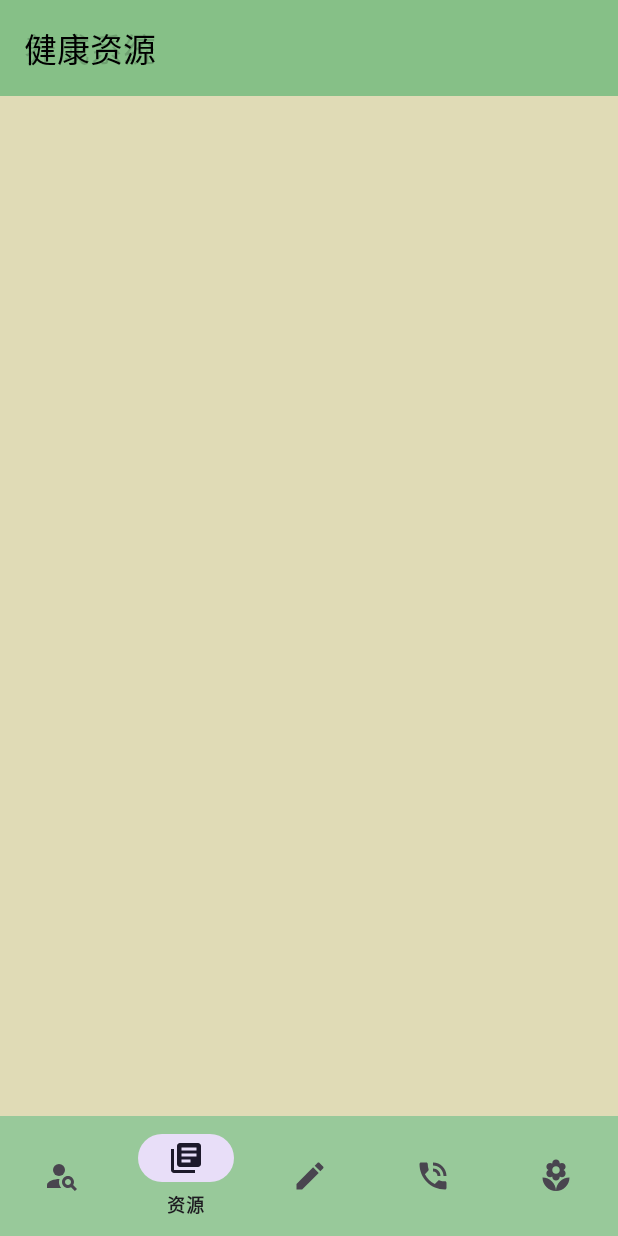
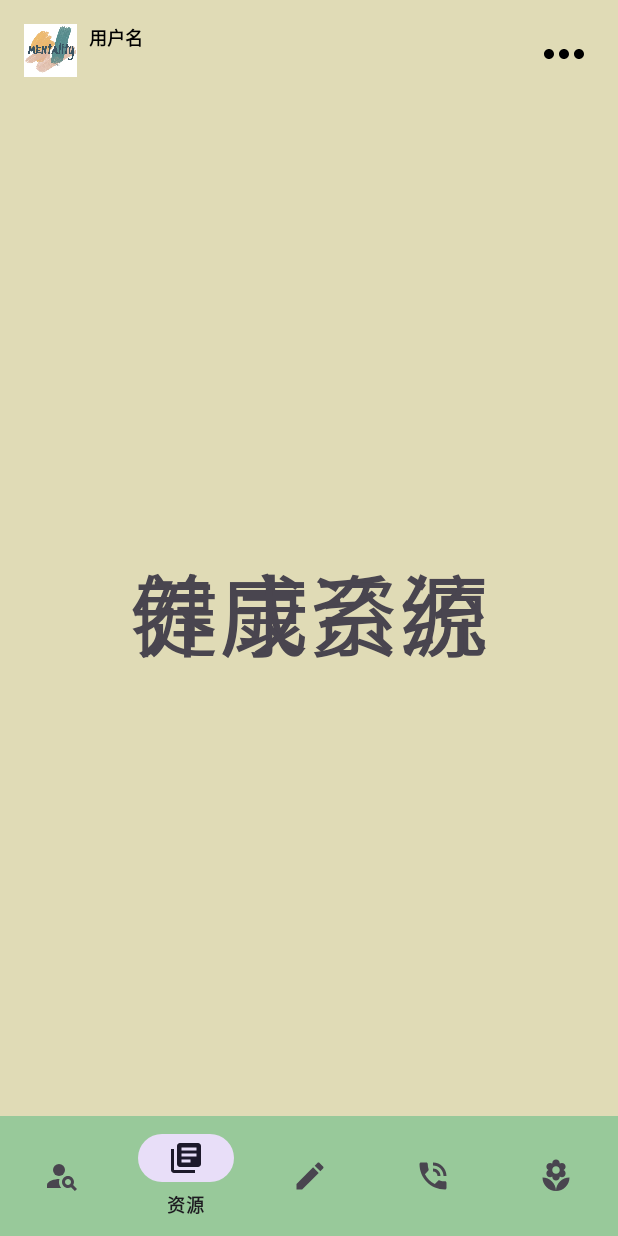
Before and after one commit to TsangHaotian/Mental_health_programs-Collaborative_projects, an Android app: the fragment cultivation_systemFragment placed in its activity, item 2 of the bottom bar chosen, on a phone screen of 412 x 824 dp. Run offline under Robolectric (Android 15) with nearby library versions, the phone set to English and light mode, and no system bars.

Commit message:
曾昊天
添加了两个字体文件（未使用）fat和xinshu，一个是胖胖的字体，一个是行书，然后添加了一个顶部的栏目，类似qq，上面有用户头像，和用户名，还有更多的按钮（目前无法点击），删除了之前的底部导航显示文件

```diff
--- a/app/src/main/java/com/example/mental_health_programs_collaborative_projects/MainActivity.java
+++ b/app/src/main/java/com/example/mental_health_programs_collaborative_projects/MainActivity.java
@@ -1,8 +1,15 @@
 package com.example.mental_health_programs_collaborative_projects;
 
-import android.app.FragmentTransaction;
+
+import android.app.Activity;
+import android.graphics.Color;
+import android.os.Build;
 import android.os.Bundle;
 import android.view.MenuItem;
+import android.view.View;
+import android.view.Window;
+import android.view.WindowManager;
+
 
 import androidx.activity.EdgeToEdge;
 import androidx.annotation.NonNull;
@@ -18,6 +25,9 @@ import com.example.mental_health_programs_collaborative_projects.fragment.online
 import com.example.mental_health_programs_collaborative_projects.fragment.self_assessmentFragment;
 import com.google.android.material.bottomnavigation.BottomNavigationView;
 
+/**
+ * @noinspection ALL
+ */
 public class MainActivity extends AppCompatActivity {
 
 
@@ -27,8 +37,6 @@ public class MainActivity extends AppCompatActivity {
     private online_consultationFragment monline_consultationFragment;
     private cultivation_systemFragment mclutivation_systemFragment;
 
-
-    private BottomNavigationView mbottomNavigationView;
 
     @Override
     protected void onCreate(Bundle savedInstanceState) {
@@ -42,7 +50,7 @@ public class MainActivity extends AppCompatActivity {
         });
 
         //初始化控件
-        mbottomNavigationView = findViewById(R.id.bt_bottomnavigation);
+        BottomNavigationView mbottomNavigationView = findViewById(R.id.bt_bottomnavigation);
         //设置点击事件
         mbottomNavigationView.setOnNavigationItemSelectedListener(new BottomNavigationView.OnNavigationItemSelectedListener() {
             @Override
@@ -71,6 +79,7 @@ public class MainActivity extends AppCompatActivity {
         });
         //默认首页选中
         selectedFragment(0);
+
     }
 
     //当点击第一个界面，则隐藏其他界面，并且把选择界面添加到content的位置，实现跳转
@@ -138,4 +147,6 @@ public class MainActivity extends AppCompatActivity {
             fragmentTransaction.hide(mclutivation_systemFragment);
         }
     }
+
+
 }
--- /dev/null
+++ b/app/src/main/res/drawable/more_icon.xml
@@ -0,0 +1,5 @@
+<vector xmlns:android="http://schemas.android.com/apk/res/android" android:height="24dp" android:tint="#000000" android:viewportHeight="24" android:viewportWidth="24" android:width="24dp">
+
+    <path android:fillColor="@android:color/white" android:pathData="M6,10c-1.1,0 -2,0.9 -2,2s0.9,2 2,2 2,-0.9 2,-2 -0.9,-2 -2,-2zM18,10c-1.1,0 -2,0.9 -2,2s0.9,2 2,2 2,-0.9 2,-2 -0.9,-2 -2,-2zM12,10c-1.1,0 -2,0.9 -2,2s0.9,2 2,2 2,-0.9 2,-2 -0.9,-2 -2,-2z"/>
+
+</vector>
--- /dev/null
+++ b/app/src/main/res/drawable/person_icon.xml
@@ -0,0 +1,5 @@
+<vector xmlns:android="http://schemas.android.com/apk/res/android" android:height="24dp" android:tint="#000000" android:viewportHeight="24" android:viewportWidth="24" android:width="24dp">
+
+    <path android:fillColor="@android:color/white" android:pathData="M12,2c-4.97,0 -9,4.03 -9,9 0,4.17 2.84,7.67 6.69,8.69L12,22l2.31,-2.31C18.16,18.67 21,15.17 21,11c0,-4.97 -4.03,-9 -9,-9zM12,4c1.66,0 3,1.34 3,3s-1.34,3 -3,3 -3,-1.34 -3,-3 1.34,-3 3,-3zM12,18.3c-2.5,0 -4.71,-1.28 -6,-3.22 0.03,-1.99 4,-3.08 6,-3.08 1.99,0 5.97,1.09 6,3.08 -1.29,1.94 -3.5,3.22 -6,3.22z"/>
+
+</vector>
--- /dev/null
+++ b/app/src/main/res/drawable/shopping_icon.xml
@@ -0,0 +1,5 @@
+<vector xmlns:android="http://schemas.android.com/apk/res/android" android:height="24dp" android:tint="#000000" android:viewportHeight="24" android:viewportWidth="24" android:width="24dp">
+
+    <path android:fillColor="@android:color/white" android:pathData="M11,9h2L13,6h3L16,4h-3L13,1h-2v3L8,4v2h3v3zM7,18c-1.1,0 -1.99,0.9 -1.99,2S5.9,22 7,22s2,-0.9 2,-2 -0.9,-2 -2,-2zM17,18c-1.1,0 -1.99,0.9 -1.99,2s0.89,2 1.99,2 2,-0.9 2,-2 -0.9,-2 -2,-2zM7.17,14.75l0.03,-0.12 0.9,-1.63h7.45c0.75,0 1.41,-0.41 1.75,-1.03l3.86,-7.01L19.42,4h-0.01l-1.1,2 -2.76,5L8.53,11l-0.13,-0.27L6.16,6l-0.95,-2 -0.94,-2L1,2v2h2l3.6,7.59 -1.35,2.45c-0.16,0.28 -0.25,0.61 -0.25,0.96 0,1.1 0.9,2 2,2h12v-2L7.42,15c-0.13,0 -0.25,-0.11 -0.25,-0.25z"/>
+
+</vector>
--- a/app/src/main/res/layout/activity_login.xml
+++ b/app/src/main/res/layout/activity_login.xml
@@ -130,13 +130,12 @@
         <CheckBox
             android:id="@+id/btnagree"
             android:layout_width="wrap_content"
-            android:layout_height="25dp"
+            android:layout_height="48dp"
             android:layout_gravity="center_horizontal"
             android:onClick="showAgreementDialog"
             android:text="登录协议"
             android:textColor="#000000"
-            android:textStyle="bold"
-            />
+            android:textStyle="bold" />
 
 
 
--- a/app/src/main/res/layout/activity_main.xml
+++ b/app/src/main/res/layout/activity_main.xml
@@ -1,5 +1,5 @@
 <?xml version="1.0" encoding="utf-8"?>
-<RelativeLayout xmlns:android="http://schemas.android.com/apk/res/android"
+<androidx.constraintlayout.widget.ConstraintLayout xmlns:android="http://schemas.android.com/apk/res/android"
     xmlns:app="http://schemas.android.com/apk/res-auto"
     xmlns:tools="http://schemas.android.com/tools"
     android:id="@+id/main"
@@ -7,22 +7,68 @@
     android:layout_height="match_parent"
     tools:context=".MainActivity">
 
+    <androidx.constraintlayout.widget.ConstraintLayout
+        android:id="@+id/bt_bottomnavigation_top"
+        android:layout_width="match_parent"
+        android:layout_height="wrap_content"
+        android:background="#e0dbb6"
+        android:padding="16dp"
+        app:layout_constraintTop_toTopOf="parent">
+
+        <!-- 用户头像 -->
+        <ImageView
+            android:id="@+id/profile_icon"
+            android:layout_width="35dp"
+            android:layout_height="35dp"
+            android:src="@drawable/desktop_icon"
+            app:layout_constraintBottom_toBottomOf="parent"
+            app:layout_constraintLeft_toLeftOf="parent"
+            app:layout_constraintTop_toTopOf="parent"
+            app:layout_constraintVertical_bias="0.0" />
+        <!-- 用户名 -->
+        <TextView
+            android:id="@+id/profile_name"
+            android:layout_width="wrap_content"
+            android:layout_height="wrap_content"
+            android:layout_marginLeft="8dp"
+            android:text="用户名"
+            android:textColor="#000000"
+            android:textSize="12sp"
+            android:textStyle="bold"
+            app:layout_constraintBottom_toBottomOf="@id/profile_icon"
+            app:layout_constraintLeft_toRightOf="@id/profile_icon"
+            app:layout_constraintTop_toTopOf="@id/profile_icon"
+            app:layout_constraintVertical_bias="0.0" />
+        <!-- 更多功能小图标 -->
+        <ImageView
+            android:id="@+id/profile_settings_icon"
+            android:layout_width="40dp"
+            android:layout_height="40dp"
+            android:src="@drawable/more_icon"
+            app:layout_constraintBottom_toBottomOf="parent"
+            app:layout_constraintRight_toRightOf="parent"
+            app:layout_constraintTop_toTopOf="parent" />
+
+    </androidx.constraintlayout.widget.ConstraintLayout>
 
     <FrameLayout
         android:id="@+id/content"
         android:layout_width="match_parent"
-        android:layout_height="match_parent"
-        android:layout_above="@id/bt_bottomnavigation"
-        android:background="#e0dbb6" />
-    <!--创建一个菜单，名字叫做navigation，目标在menu文件夹内-->
+        android:layout_height="0dp"
+        android:background="#e0dbb6"
+        app:layout_constraintBottom_toTopOf="@id/bt_bottomnavigation"
+        app:layout_constraintLeft_toLeftOf="parent"
+        app:layout_constraintRight_toRightOf="parent"
+        app:layout_constraintTop_toBottomOf="@id/bt_bottomnavigation_top" />
+
     <com.google.android.material.bottomnavigation.BottomNavigationView
         android:id="@+id/bt_bottomnavigation"
         android:layout_width="match_parent"
         android:layout_height="wrap_content"
         android:background="#D584C087"
-        android:layout_alignParentBottom="true"
-        app:menu="@menu/navigation">
+        app:layout_constraintBottom_toBottomOf="parent"
+        app:layout_constraintLeft_toLeftOf="parent"
+        app:layout_constraintRight_toRightOf="parent"
+        app:menu="@menu/navigation" />
 
-    </com.google.android.material.bottomnavigation.BottomNavigationView>
-
-</RelativeLayout>
+</androidx.constraintlayout.widget.ConstraintLayout>
--- a/app/src/main/res/layout/fragment_cultivation_system.xml
+++ b/app/src/main/res/layout/fragment_cultivation_system.xml
@@ -3,15 +3,18 @@
     xmlns:tools="http://schemas.android.com/tools"
     android:layout_width="match_parent"
     android:layout_height="match_parent"
-    xmlns:app="http://schemas.android.com/apk/res-auto"
+    android:gravity="center"
+    android:orientation="vertical"
     tools:context=".fragment.cultivation_systemFragment">
 
     <!-- TODO: Update blank fragment layout -->
-    <androidx.appcompat.widget.Toolbar
+
+    <TextView
         android:layout_width="match_parent"
         android:layout_height="wrap_content"
-        android:background="#D584C087"
-        app:titleTextColor="#000000"
-        app:title="养成系统"/>
+        android:gravity="center"
+        android:textSize="60dp"
+        android:text="养成系统" />
+
 
 </androidx.appcompat.widget.LinearLayoutCompat>
--- a/app/src/main/res/layout/fragment_health_resources.xml
+++ b/app/src/main/res/layout/fragment_health_resources.xml
@@ -3,15 +3,18 @@
     xmlns:tools="http://schemas.android.com/tools"
     android:layout_width="match_parent"
     android:layout_height="match_parent"
-    xmlns:app="http://schemas.android.com/apk/res-auto"
+    android:gravity="center"
+    android:orientation="vertical"
     tools:context=".fragment.cultivation_systemFragment">
 
     <!-- TODO: Update blank fragment layout -->
-    <androidx.appcompat.widget.Toolbar
+
+    <TextView
         android:layout_width="match_parent"
         android:layout_height="wrap_content"
-        android:background="#D584C087"
-        app:titleTextColor="#000000"
-        app:title="健康资源"/>
+        android:gravity="center"
+        android:textSize="60dp"
+        android:text="健康资源" />
+
 
 </androidx.appcompat.widget.LinearLayoutCompat>
```
Also changed, not shown: app/src/main/res/layout/fragment_diary.xml (+8 -5 lines), app/src/main/res/layout/fragment_online_consultation.xml (+8 -5 lines), app/src/main/res/layout/fragment_self_assessment.xml (+8 -5 lines), 2 other files.
